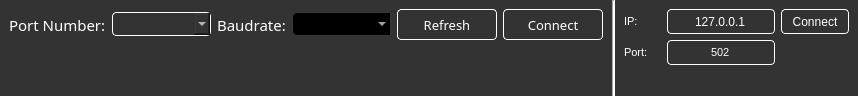
IlyaZh/Maiman-MCBS, file multibench/widgets/connectionwidget.ui: the form before one commit.
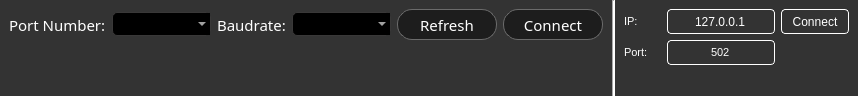
The form after the commit.

Diff of the .ui file:
```diff
--- a/multibench/widgets/connectionwidget.ui
+++ b/multibench/widgets/connectionwidget.ui
@@ -94,12 +94,21 @@
          <font/>
         </property>
         <property name="styleSheet">
-         <string notr="true">background: rgb(51,51,51);
+         <string notr="true">QComboBox{
+background-color: rgb(0, 0, 0);
 color: #ffffff;
-border: 1px solid #FFFFFF;			
-border-radius: 4px;
+border: 1px solid #393838;			
+border-radius: 5px;
 padding-left: 10px;
 padding-right: 10px;
+}
+QComboBox::drop-down{
+
+}
+QComboBox::down-arrow {
+
+}
+
 </string>
         </property>
        </widget>
@@ -174,17 +183,29 @@
         <property name="font">
          <font>
           <family>Poppins</family>
-          <pointsize>10</pointsize>
+          <pointsize>11</pointsize>
+          <weight>50</weight>
+          <italic>false</italic>
+          <bold>false</bold>
          </font>
         </property>
         <property name="styleSheet">
-         <string notr="true">background: rgb(51,51,51);
+         <string notr="true">QPushButton{
+background: #1D1D1D;
 color: #ffffff;
-border: 1px solid #FFFFFF;			
-border-radius: 4px;
+border: 1px solid #6b6b6b;			
+border-radius: 15px;
 padding-left: 10px;
 padding-right: 10px;
-</string>
+widht: 98px;
+height: 29px;
+font: 11pt &quot;Poppins&quot;;
+}
+
+QPushButton:hover{
+background: #FFC803;
+color: #000000;
+}</string>
         </property>
         <property name="text">
          <string>Connect</string>
@@ -208,17 +229,29 @@
         <property name="font">
          <font>
           <family>Poppins</family>
-          <pointsize>10</pointsize>
+          <pointsize>11</pointsize>
+          <weight>50</weight>
+          <italic>false</italic>
+          <bold>false</bold>
          </font>
         </property>
         <property name="styleSheet">
-         <string notr="true">background: rgb(51,51,51);
+         <string notr="true">QPushButton{
+background: #1D1D1D;
 color: #ffffff;
-border: 1px solid #FFFFFF;			
-border-radius: 4px;
+border: 1px solid #6b6b6b;			
+border-radius: 15px;
 padding-left: 10px;
 padding-right: 10px;
-</string>
+widht: 98px;
+height: 29px;
+font: 11pt &quot;Poppins&quot;;
+}
+
+QPushButton:hover{
+background: #FFC803;
+color: #000000;
+}</string>
         </property>
         <property name="text">
          <string>Refresh</string>
```
